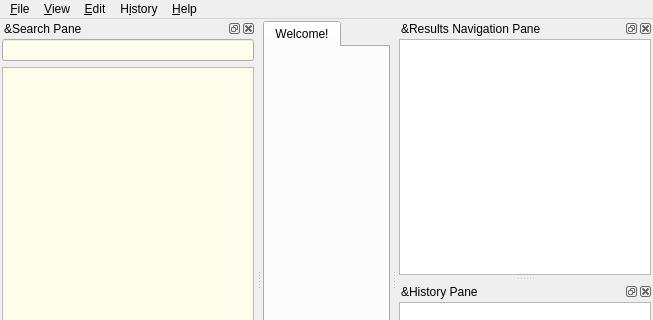
Old version of the form mainwindow.ui in the repository goldendict/goldendict; both pictures show x 0 to 653 and y 0 to 320 of the 653 by 538 pixel window.
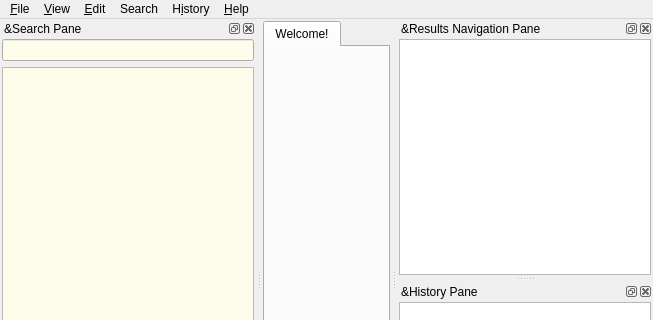
New version of the form. Icons and pictures are not drawn. Custom widgets are drawn as their Qt base class.

Commit message: Implement full-text search

Diff of the .ui file:
```diff
--- a/mainwindow.ui
+++ b/mainwindow.ui
@@ -61,7 +61,7 @@
      <x>0</x>
      <y>0</y>
      <width>653</width>
-     <height>21</height>
+     <height>18</height>
     </rect>
    </property>
    <widget class="QMenu" name="menuFile">
@@ -120,9 +120,17 @@
     <addaction name="separator"/>
     <addaction name="clearHistory"/>
    </widget>
+   <widget class="QMenu" name="menuSearch">
+    <property name="title">
+     <string>Search</string>
+    </property>
+    <addaction name="searchInPageAction"/>
+    <addaction name="fullTextSearchAction"/>
+   </widget>
    <addaction name="menuFile"/>
    <addaction name="menuView"/>
    <addaction name="menu_Edit"/>
+   <addaction name="menuSearch"/>
    <addaction name="menuHistory"/>
    <addaction name="menu_Help"/>
   </widget>
```
Left out of the diff: 36 changed lines with no effect on the pictures. The commit also changes 36 other files.
